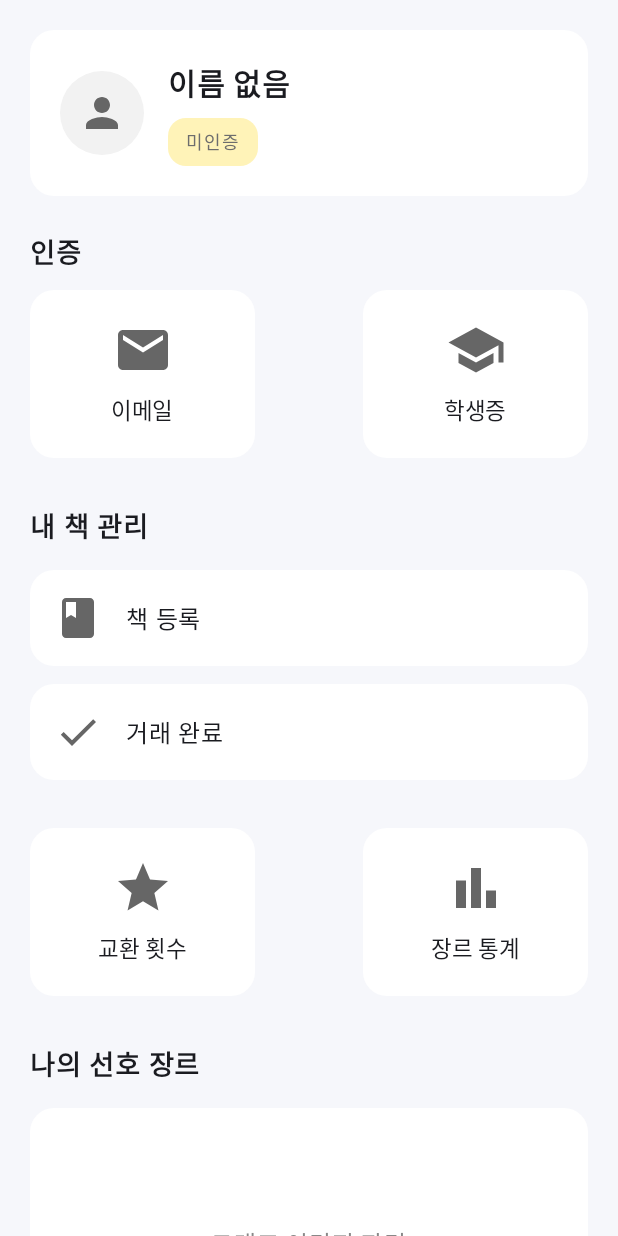
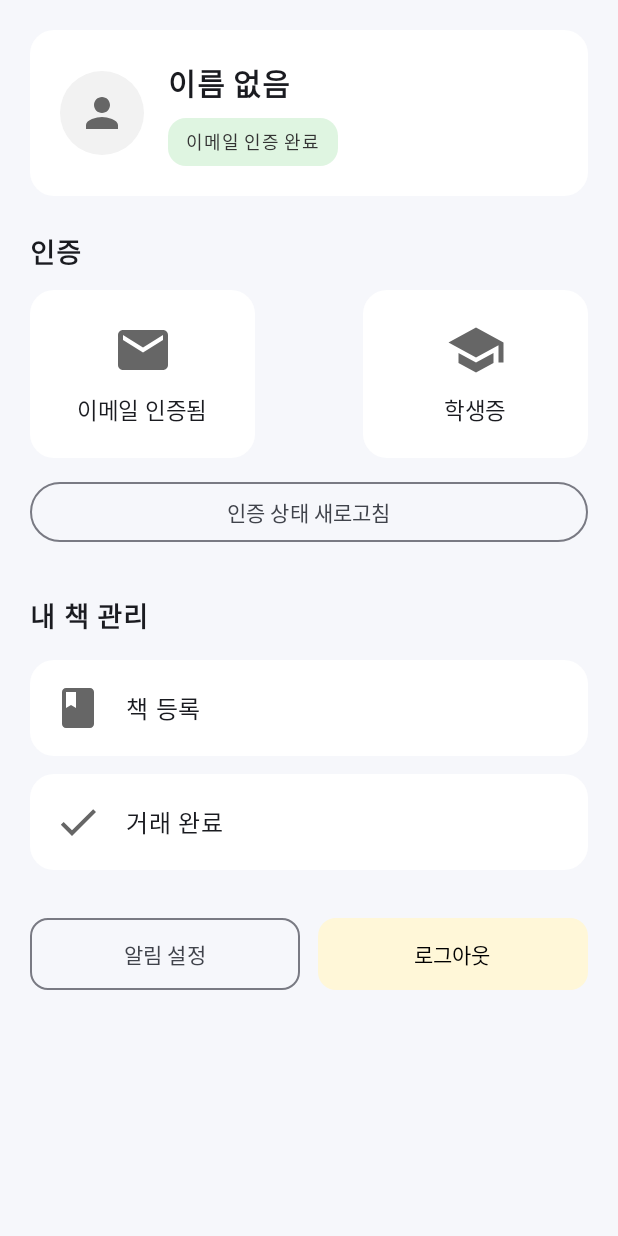
Before and after one commit to boyoung05/object-project, an Android app built with Jetpack Compose: the composable MyPageScreen shown on its own in the app's theme, on a phone screen of 412 x 824 dp. Run offline under Robolectric (Android 15) with nearby library versions, the phone set to English and light mode, and no system bars; our stand-ins replace Firebase (no records; nobody signed in at launch, a user with empty details on screens opened directly).

Commit message:
Update MyPageScreen.kt

```diff
--- a/app/src/main/java/com/example/book/Screens/mypage/MyPageScreen.kt
+++ b/app/src/main/java/com/example/book/Screens/mypage/MyPageScreen.kt
@@ -21,6 +21,7 @@ import androidx.compose.ui.unit.sp
 import androidx.navigation.NavHostController
 import com.google.firebase.auth.FirebaseAuth
 import com.google.firebase.firestore.FirebaseFirestore
+import kotlinx.coroutines.launch
 
 @Composable
 fun MyPageScreen(rootNavController: NavHostController) {
@@ -28,11 +29,17 @@ fun MyPageScreen(rootNavController: NavHostController) {
     // ---------------- Firebase ----------------
     val auth = FirebaseAuth.getInstance()
     val db = FirebaseFirestore.getInstance()
-    val uid = auth.currentUser?.uid
+    val user = auth.currentUser
+    val uid = user?.uid
 
     // ---------------- 상태 ----------------
     var nickname by remember { mutableStateOf("로딩중...") }
     var school by remember { mutableStateOf("") }
+    var isEmailVerified by remember { mutableStateOf(user?.isEmailVerified == true) }
+
+    // Snackbar
+    val snackbarHostState = remember { SnackbarHostState() }
+    val scope = rememberCoroutineScope()
 
     // ---------------- Firestore 데이터 로드 ----------------
     LaunchedEffect(uid) {
@@ -48,8 +55,13 @@ fun MyPageScreen(rootNavController: NavHostController) {
     }
 
     // ---------------- UI ----------------
+    Scaffold(
+        snackbarHost = { SnackbarHost(snackbarHostState) }
+    ) { padding ->
+
         Column(
             modifier = Modifier
+                .padding(padding)
                 .fillMaxSize()
                 .verticalScroll(rememberScrollState())
                 .background(Color(0xFFF6F7FB))
@@ -82,7 +94,7 @@ fun MyPageScreen(rootNavController: NavHostController) {
 
                     Column {
                         Text(
-                        text = nickname,   // 🔥 실제 닉네임
+                            text = nickname,
                             fontSize = 20.sp,
                             fontWeight = FontWeight.Bold
                         )
@@ -100,13 +112,17 @@ fun MyPageScreen(rootNavController: NavHostController) {
 
                         Box(
                             modifier = Modifier
-                            .background(Color(0xFFFFF3B8), RoundedCornerShape(12.dp))
+                                .background(
+                                    if (isEmailVerified) Color(0xFFDFF5E1)
+                                    else Color(0xFFFFF3B8),
+                                    RoundedCornerShape(12.dp)
+                                )
                                 .padding(horizontal = 12.dp, vertical = 4.dp)
                         ) {
                             Text(
-                            text = "미인증",
+                                text = if (isEmailVerified) "이메일 인증 완료" else "미인증",
                                 fontSize = 12.sp,
-                            color = Color(0xFF6D6D6D)
+                                color = Color(0xFF333333)
                             )
                         }
                     }
@@ -124,8 +140,58 @@ fun MyPageScreen(rootNavController: NavHostController) {
                 modifier = Modifier.fillMaxWidth(),
                 horizontalArrangement = Arrangement.SpaceBetween
             ) {
-            IconCard("이메일", Icons.Default.Email)
-            IconCard("학생증", Icons.Default.School)
+
+                // 🔥 이메일 인증 카드
+                IconCard(
+                    label = if (isEmailVerified) "이메일 인증됨" else "이메일 인증",
+                    icon = Icons.Default.Email
+                ) {
+
+                    if (isEmailVerified) {
+                        scope.launch {
+                            snackbarHostState.showSnackbar("이미 이메일 인증이 완료되었습니다")
+                        }
+                        return@IconCard
+                    }
+
+                    user?.sendEmailVerification()
+                        ?.addOnSuccessListener {
+                            scope.launch {
+                                snackbarHostState.showSnackbar("인증 메일을 보냈습니다. 이메일을 확인해주세요")
+                            }
+                        }
+                        ?.addOnFailureListener {
+                            scope.launch {
+                                snackbarHostState.showSnackbar("인증 메일 전송 실패")
+                            }
+                        }
+                }
+
+                // 학생증 (아직 미구현)
+                IconCard(
+                    label = "학생증",
+                    icon = Icons.Default.School
+                )
+            }
+
+            Spacer(modifier = Modifier.height(12.dp))
+
+            // 🔄 인증 상태 새로고침 버튼
+            OutlinedButton(
+                modifier = Modifier.fillMaxWidth(),
+                onClick = {
+                    user?.reload()
+                        ?.addOnSuccessListener {
+                            isEmailVerified =
+                                FirebaseAuth.getInstance().currentUser?.isEmailVerified == true
+
+                            scope.launch {
+                                snackbarHostState.showSnackbar("인증 상태를 새로고침했습니다")
+                            }
+                        }
+                }
+            ) {
+                Text("인증 상태 새로고침")
             }
 
             Spacer(modifier = Modifier.height(32.dp))
@@ -143,34 +209,6 @@ fun MyPageScreen(rootNavController: NavHostController) {
 
             ManageItem("거래 완료", Icons.Default.Check) {
                 // TODO 거래 완료 화면
-        }
-
-        Spacer(modifier = Modifier.height(32.dp))
-
-        // =========================== 교환 + 통계 ===========================
-        Row(
-            modifier = Modifier.fillMaxWidth(),
-            horizontalArrangement = Arrangement.SpaceBetween
-        ) {
-            IconCard("교환 횟수", Icons.Default.Star)
-            IconCard("장르 통계", Icons.Default.BarChart)
-        }
-
-        Spacer(modifier = Modifier.height(32.dp))
-
-        // =========================== 선호 장르 ===========================
-        Text(text = "나의 선호 장르", fontWeight = FontWeight.Bold, fontSize = 18.sp)
-
-        Spacer(modifier = Modifier.height(16.dp))
-
-        Box(
-            modifier = Modifier
-                .fillMaxWidth()
-                .height(180.dp)
-                .background(Color.White, RoundedCornerShape(16.dp)),
-            contentAlignment = Alignment.Center
-        ) {
-            Text(text = "그래프 이미지 자리", color = Color.Gray)
             }
 
             Spacer(modifier = Modifier.height(32.dp))
@@ -217,17 +255,25 @@ fun MyPageScreen(rootNavController: NavHostController) {
             Spacer(modifier = Modifier.height(20.dp))
         }
     }
+}
 
 // =============================================================
 // 공용 UI 컴포넌트
 // =============================================================
 
 @Composable
-fun IconCard(label: String, icon: ImageVector) {
+fun IconCard(
+    label: String,
+    icon: ImageVector,
+    onClick: (() -> Unit)? = null
+) {
     Column(
         modifier = Modifier
             .width(150.dp)
             .background(Color.White, RoundedCornerShape(16.dp))
+            .clickable(enabled = onClick != null) {
+                onClick?.invoke()
+            }
             .padding(vertical = 20.dp),
         horizontalAlignment = Alignment.CenterHorizontally
     ) {
```
Lines whose indentation alone changed are shown as unchanged.
